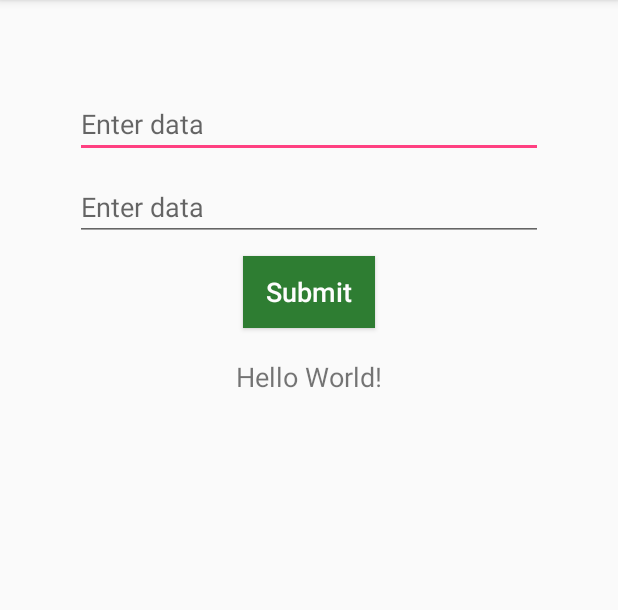
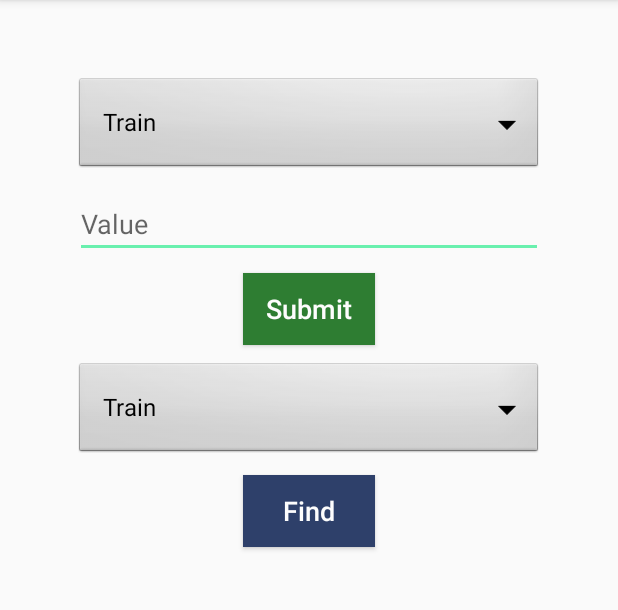
Before and after one commit to BiAtoms/PrefsHandler, an Android app: the screen it shows after launch (MainActivity), on a phone screen of 412 x 824 dp, the part 84-694 px from its top. Run offline under Robolectric (Android 15) with nearby library versions, the phone set to English and light mode, and no system bars; our stand-ins replace ButterKnife.

Commit message:
Fixed key bug in Manager and Added spinner to sample app

```diff
--- a/app/build.gradle
+++ b/app/build.gradle
@@ -24,6 +24,9 @@ dependencies {
     androidTestCompile('com.android.support.test.espresso:espresso-core:2.2.2', {
         exclude group: 'com.android.support', module: 'support-annotations'
     })
+    compile 'com.jakewharton:butterknife:8.5.1'
+    annotationProcessor 'com.jakewharton:butterknife-compiler:8.5.1'
+    compile 'com.github.emiraslan:SharedPreferencesManager:1.0.1'
     compile 'com.android.support:appcompat-v7:25.2.0'
     compile 'com.android.support.constraint:constraint-layout:1.0.2'
     testCompile 'junit:junit:4.12'
--- a/app/src/main/java/com/sampleApp/MainActivity.java
+++ b/app/src/main/java/com/sampleApp/MainActivity.java
@@ -1,17 +1,87 @@
 package com.sampleApp;
 
 
-import android.content.SharedPreferences;
 import android.support.v7.app.AppCompatActivity;
 import android.os.Bundle;
+import android.view.View;
+import android.widget.ArrayAdapter;
+import android.widget.Button;
+import android.widget.EditText;
+import android.widget.Spinner;
+import android.widget.TextView;
+import android.widget.Toast;
+
+import com.sharedpreferencesmanager.SharedPreferencesManager;
+
+import butterknife.BindView;
+import butterknife.ButterKnife;
+import butterknife.OnClick;
+
 
 public class MainActivity extends AppCompatActivity {
+
+    private SharedPreferencesManager sharedPreferencesManager;
+
+    @BindView(R.id.spnr_keys_main)
+    Spinner spnrKeys;
+
+    @BindView(R.id.edt_value_submit_main)
+    EditText value;
+
+    @BindView(R.id.spnr_find_keys_main)
+    Spinner spnrFindKeys;
+
+    @BindView(R.id.txt_found_main)
+    TextView txtFoundedValue;
+
+    @BindView(R.id.btn_submit_main)
+    Button btnSubmit;
+
+    @BindView(R.id.btn_find_main)
+    Button btnFind;
+
 
     @Override
     protected void onCreate(Bundle savedInstanceState) {
         super.onCreate(savedInstanceState);
         setContentView(R.layout.activity_main);
+        ButterKnife.bind(this);
 
+        SharedPrefKeys[] arrayOfKeys = SharedPrefKeys.values();
+        String[] items = new String[SharedPrefKeys.values().length];
 
+        for (int i = 0; i < arrayOfKeys.length; i++) {
+            items[i] = arrayOfKeys[i].toString();
+        }
+        ArrayAdapter<String> adapter = new ArrayAdapter<>(this, android.R.layout.simple_spinner_dropdown_item, items);
+        spnrKeys.setAdapter(adapter);
+        spnrFindKeys.setAdapter(adapter);
+        spnrKeys.setSelection(0);
+        spnrFindKeys.setSelection(0);
+        sharedPreferencesManager = new SharedPreferencesManager(this);
     }
+
+    @OnClick(R.id.btn_submit_main)
+    public void submit(View view) {
+        String result = value.getText().toString();
+        if (!result.equals("")) {
+            sharedPreferencesManager.setValue(spnrKeys.getSelectedItemPosition(), value.getText().toString());
+            return;
+        }
+        Toast.makeText(this, "Cannot be blank", Toast.LENGTH_LONG).show();
+    }
+
+    @OnClick(R.id.btn_find_main)
+    public void find(View view) {
+
+        String result = sharedPreferencesManager.getValue(String.class);
+
+        // the result will be null if the wanted value is not found.
+        if (result != null) {
+            txtFoundedValue.setText(result);
+            return;
+        }
+        Toast.makeText(this, "No result found!", Toast.LENGTH_LONG).show();
+    }
+
 }
--- a/app/src/main/java/com/sampleApp/SharedPrefKeys.java
+++ b/app/src/main/java/com/sampleApp/SharedPrefKeys.java
@@ -5,18 +5,27 @@ package com.sampleApp;
  */
 
 public enum SharedPrefKeys {
-    TRAIN(0),
-    CAR(1),
-    PLANE(3),
-    BICYCLE(4);
+    TRAIN(0, "Train"),
+    CAR(1, "Car"),
+    PLANE(3, "Plane"),
+    BICYCLE(4, "Bicycle");
 
     private int intValue;
+    private String stringValue;
 
-    private SharedPrefKeys(int value) {
+    private SharedPrefKeys(int value, String name) {
         this.intValue = value;
+        this.stringValue = name;
     }
 
     public int toInt() {
         return intValue;
     }
+
+    @Override
+    public String toString() {
+        return stringValue;
+    }
+
+
 }
--- a/app/src/main/res/layout/activity_main.xml
+++ b/app/src/main/res/layout/activity_main.xml
@@ -6,35 +6,60 @@
     android:orientation="vertical"
     android:padding="@dimen/linear_lyt_padding">
 
+    <Spinner
+        android:id="@+id/spnr_keys_main"
+        android:layout_width="match_parent"
+        android:layout_height="wrap_content"
+
+        android:background="@android:drawable/btn_dropdown"
+        android:spinnerMode="dropdown" />
+
     <EditText
+        android:id="@+id/edt_value_submit_main"
         android:layout_width="match_parent"
         android:layout_height="wrap_content"
         android:layout_marginTop="10dp"
-        android:hint="Enter data" />
-
-    <EditText
-        android:layout_width="match_parent"
-        android:layout_height="wrap_content"
-        android:layout_marginTop="10dp"
-        android:hint="Enter data" />
+        android:hint="@string/value" />
 
     <Button
+        android:id="@+id/btn_submit_main"
         android:layout_width="wrap_content"
         android:layout_height="wrap_content"
         android:layout_gravity="center"
         android:layout_marginTop="10dp"
         android:background="@color/submit_button"
-        android:text="Submit"
+        android:text="@string/submit"
         android:textAllCaps="false"
         android:textColor="@color/submit_button_txt"
         android:textSize="@dimen/default_text_size" />
 
+
+    <Spinner
+        android:id="@+id/spnr_find_keys_main"
+        android:layout_width="match_parent"
+        android:layout_height="wrap_content"
+        android:layout_marginTop="10dp"
+        android:background="@android:drawable/btn_dropdown"
+        android:spinnerMode="dropdown" />
+
+    <Button
+        android:id="@+id/btn_find_main"
+        android:layout_width="wrap_content"
+        android:layout_height="wrap_content"
+        android:layout_gravity="center"
+        android:layout_marginTop="10dp"
+        android:background="@color/find_button"
+        android:text="@string/find"
+        android:textAllCaps="false"
+        android:textColor="@color/find_button_txt"
+        android:textSize="@dimen/default_text_size" />
+
     <TextView
+        android:id="@+id/txt_found_main"
         android:layout_width="wrap_content"
         android:layout_height="wrap_content"
         android:layout_gravity="center"
         android:layout_marginTop="20dp"
-        android:text="Hello World!"
         android:textSize="@dimen/default_text_size" />
 
 </LinearLayout>
--- a/app/src/main/res/values/colors.xml
+++ b/app/src/main/res/values/colors.xml
@@ -2,8 +2,12 @@
 <resources>
     <color name="colorPrimary">#3F51B5</color>
     <color name="colorPrimaryDark">#303F9F</color>
-    <color name="colorAccent">#FF4081</color>
+    <color name="colorAccent">#69f0ae</color>
 
     <color name="submit_button">#2e7d32</color>
     <color name="submit_button_txt">#fdfdfd</color>
+
+    <color name="find_button">#2E406A</color>
+    <color name="find_button_txt">#fdfdfd</color>
+
 </resources>
--- a/app/src/main/res/values/strings.xml
+++ b/app/src/main/res/values/strings.xml
@@ -1,3 +1,14 @@
 <resources>
     <string name="app_name">SampleApp</string>
+
+    <string name="enter_key">Enter key</string>
+    <string name="key">Key</string>
+
+
+    <string name="value">Value</string>
+
+    <string name="submit">Submit</string>
+    <string name="find">Find</string>
+
+
 </resources>
--- a/build.gradle
+++ b/build.gradle
@@ -15,6 +15,7 @@ buildscript {
 allprojects {
     repositories {
         jcenter()
+        maven { url 'https://jitpack.io' }
     }
 }
 
```
Also changed, not shown: sharedpreferencesmanager/src/main/java/com/sharedpreferencesmanager/SharedPreferencesManager.java (+101 -9 lines).
